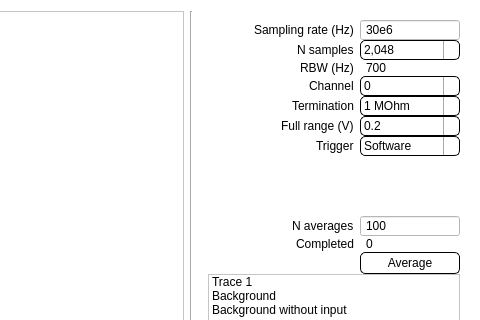
Old version of the form qtui/rts.ui in the repository quantop-dungeon/pyspectrumdaq; both pictures show x 669 to 1149 and y 0 to 320 of the 1149 by 820 pixel window.
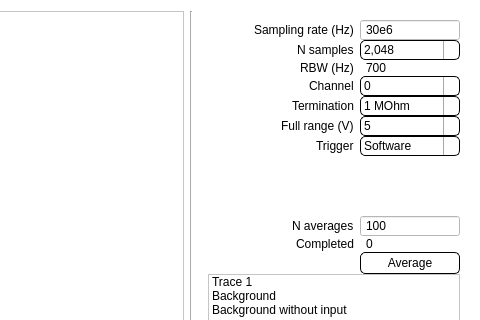
New version of the form. Icons and pictures are not drawn. Custom widgets are drawn as their Qt base class.

What changed in the file:
```diff
--- a/qtui/rts.ui
+++ b/qtui/rts.ui
@@ -42,6 +42,10 @@
     border-top-right-radius: 5px;
     border-bottom-right-radius: 5px;
 }
+QComboBox::down-arrow {
+    image: url(&quot;rsc:down_arrow.png&quot;);
+	width: 8px;
+}
 QComboBox QAbstractItemView {
     background-color: rgb(245, 245, 245);
 }
@@ -53,7 +57,20 @@
     border-color: rgb(0, 0, 0);
     padding: 3px; 
 	min-width: 70;
-}</string>
+}
+
+QScrollBar:vertical {
+	border: none;
+	width: 15px;
+ }
+ QScrollBar::handle:vertical {
+	border: 1px solid black;
+	min-height: 20px;
+	background-color: rgb(245, 245, 245);
+ }
+QScrollBar::add-line:vertical,  QScrollBar::sub-line:vertical {
+ 	height: 0px;
+ }</string>
   </property>
   <layout class="QVBoxLayout" name="verticalLayout">
    <item>
@@ -196,26 +213,6 @@
           </item>
           <item row="7" column="1">
            <widget class="QComboBox" name="fullrangeComboBox">
-            <item>
-             <property name="text">
-              <string>0.2</string>
-             </property>
-            </item>
-            <item>
-             <property name="text">
-              <string>0.5</string>
-             </property>
-            </item>
-            <item>
-             <property name="text">
-              <string>1</string>
-             </property>
-            </item>
-            <item>
-             <property name="text">
-              <string>2</string>
-             </property>
-            </item>
             <item>
              <property name="text">
               <string>5</string>
```
Left out of the diff: 10 changed lines with no effect on the pictures.
